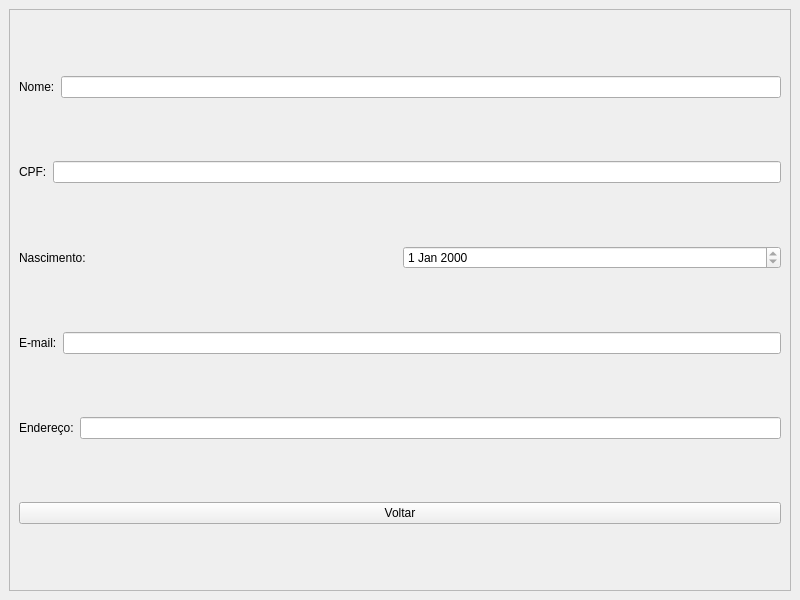
Old version of the form Cliente/ui/perfil_cliente.ui in the repository Liedsonfsa/Route-Run.
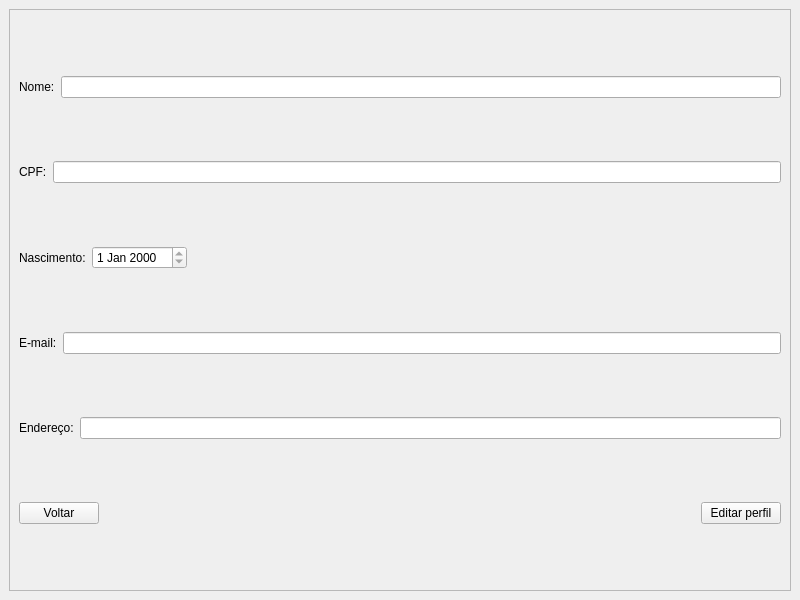
New version of the form. Icons and pictures are not drawn.

```diff
--- a/Cliente/ui/perfil_cliente.ui
+++ b/Cliente/ui/perfil_cliente.ui
@@ -76,6 +76,19 @@
            </property>
           </widget>
          </item>
+         <item>
+          <spacer name="horizontalSpacer_2">
+           <property name="orientation">
+            <enum>Qt::Horizontal</enum>
+           </property>
+           <property name="sizeHint" stdset="0">
+            <size>
+             <width>40</width>
+             <height>20</height>
+            </size>
+           </property>
+          </spacer>
+         </item>
         </layout>
        </item>
        <item>
@@ -115,6 +128,8 @@
         </layout>
        </item>
        <item>
+        <layout class="QHBoxLayout" name="horizontalLayout_5">
+         <item>
         <widget class="QPushButton" name="b_voltar">
          <property name="cursor">
           <cursorShape>PointingHandCursor</cursorShape>
@@ -130,6 +145,32 @@
           <bool>false</bool>
          </property>
         </widget>
+         </item>
+         <item>
+          <spacer name="horizontalSpacer">
+           <property name="orientation">
+            <enum>Qt::Horizontal</enum>
+           </property>
+           <property name="sizeHint" stdset="0">
+            <size>
+             <width>40</width>
+             <height>20</height>
+            </size>
+           </property>
+          </spacer>
+         </item>
+         <item>
+          <widget class="QPushButton" name="b_editar">
+           <property name="text">
+            <string>Editar perfil</string>
+           </property>
+           <property name="icon">
+            <iconset>
+             <normaloff>../../../Icons/feather/pen-tool.svg</normaloff>../../../Icons/feather/pen-tool.svg</iconset>
+           </property>
+          </widget>
+         </item>
+        </layout>
        </item>
       </layout>
      </widget>
```
Lines whose indentation alone changed are shown as unchanged.
